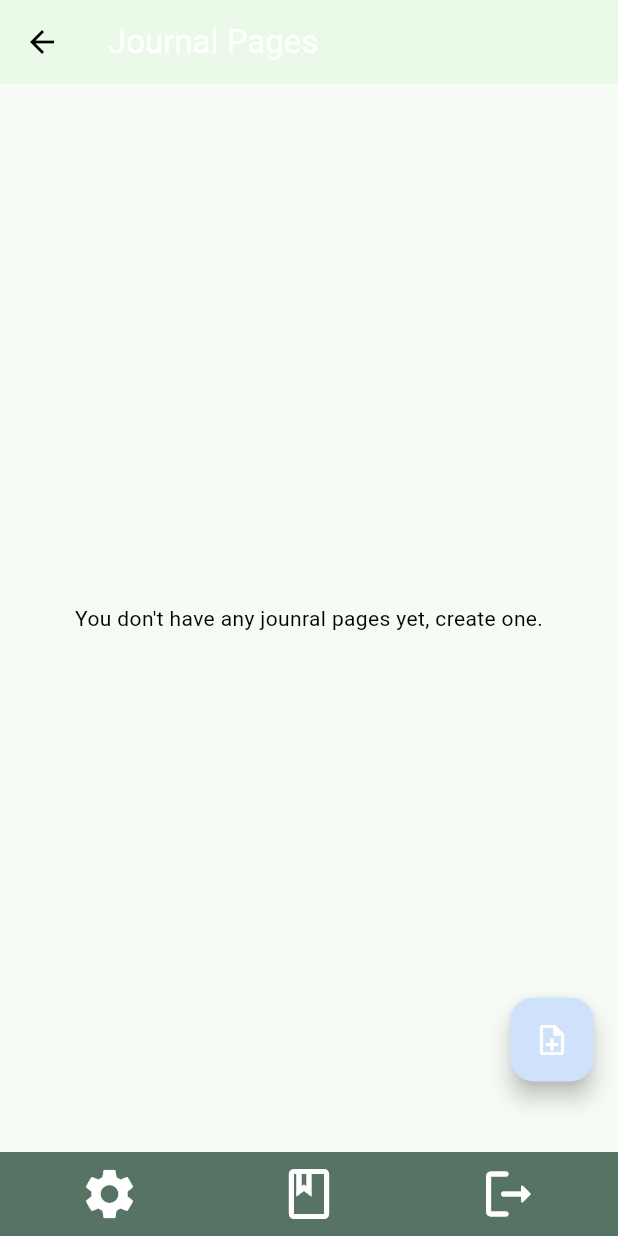
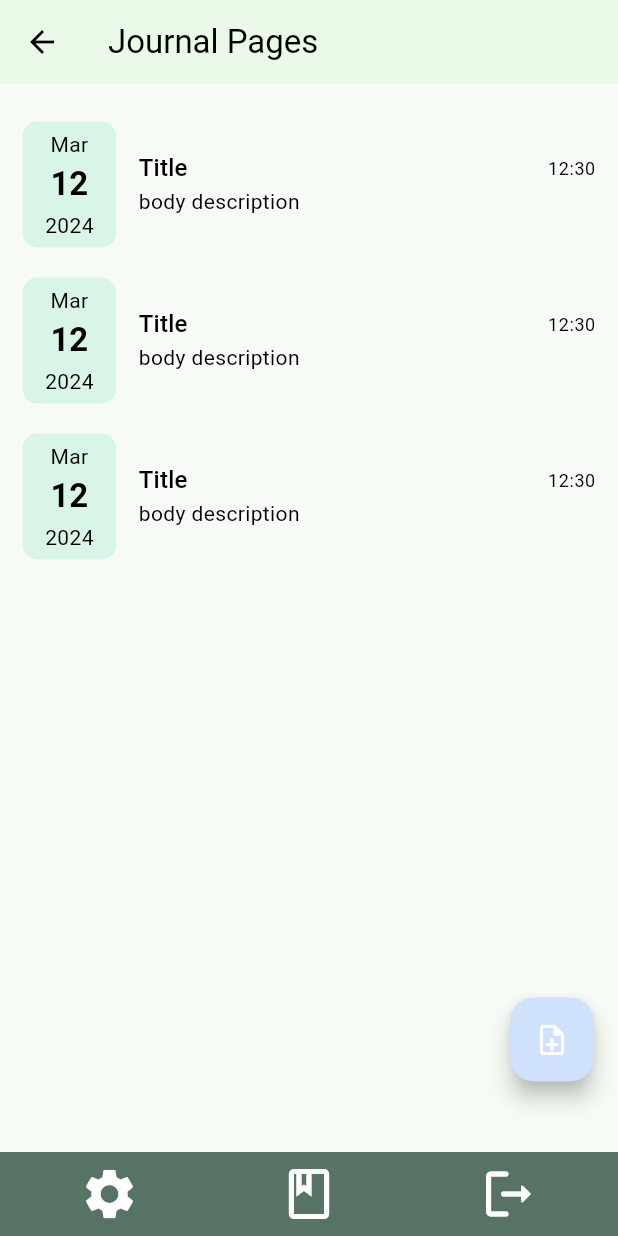
Before and after one commit to Palpeleno/CSC4360MAD_PWs, a Flutter app: the AddPage screen opened directly, after a tap on "Save Page", on a phone screen of 412 x 824 dp. Run offline on Flutter 3.47's test engine with Material 3 defaults, Android fonts, the phone set to English and light mode, and no system bars; our stand-ins replace firebase_auth, firebase_core, google_fonts, sqflite; accounts and stored records are empty.

Commit message:
recreating database and pageclass, added item page entriey for page view so its not empty, moved save button to top

```diff
--- a/katoria_jmt/lib/db/database_provider.dart
+++ /dev/null
@@ -1,57 +0,0 @@
-import 'package:katoria_jmt/view/model/page_model.dart';
-import 'package:path/path.dart';
-import 'package:sqflite/sqflite.dart';
-
-class DatabaseProvider {
-  DatabaseProvider._();
-  static final DatabaseProvider db = DatabaseProvider._();
-  static Database? _database;
-
-  // creating a getter for the the database
-  Future<Database?> get database async {
-    if (_database != null) {
-      return _database;
-    }
-    _database = await initDB();
-    return _database;
-  }
-
-  Future<Database> initDB() async {
-    return openDatabase(join(await getDatabasesPath(), "jornalpage_app.db"),
-        onCreate: (db, version) async {
-      // create journal table
-      await db.execute('''
-        CREATE TABLE page(
-          id INTEGER PRIMARY KEY AUTOINCREMENT,
-          title TEXT,
-          body TEXT,
-          mood TEXT,
-          creation_date TEXT
-
-        ''');
-    }, version: 1);
-  }
-
-  // function to add a new page to the database
-  void addNewPage(PageModel page) async {
-    final db = await database;
-    await db?.insert(
-      "pages",
-      page.toMap(),
-      conflictAlgorithm: ConflictAlgorithm.replace,
-    );
-  }
-
-  //  function to fetch all pages from the database
-  Future<List<PageModel>> getPages() async {
-    final db = await database;
-    var res = await db!.query("page"); // corrected table name
-
-    if (res.isEmpty) {
-      return [];
-    } else {
-      // Map the result to PageModel using fromMap
-      return res.map((page) => PageModel.fromMap(page)).toList();
-    }
-  }
-}
--- a/katoria_jmt/lib/main.dart
+++ b/katoria_jmt/lib/main.dart
@@ -22,6 +22,7 @@ import 'package:path/path.dart';
 import 'package:provider/provider.dart';
 
 void main() async {
+// initialize databse
   WidgetsFlutterBinding.ensureInitialized();
   await Firebase.initializeApp(
     options: FirebaseOptions(
@@ -50,8 +51,8 @@ class MainApp extends StatelessWidget {
       // TODO change in final sprint
       // change home widget for dev ops testing
       theme: Provider.of<ThemeProvider>(context).themeData,
-      home: WelcomeScreen(),
-      // home: MainTabView(),
+      // home: WelcomeScreen(),
+      home: MainTabView(),
 
       // //alternative nagivation for pages
       initialRoute: "/",
--- a/katoria_jmt/lib/view/home/addnewpage_view.dart
+++ b/katoria_jmt/lib/view/home/addnewpage_view.dart
@@ -2,14 +2,14 @@
 
 import 'package:flutter/material.dart';
 // import '../../common/color_extension.dart';
-import 'package:katoria_jmt/db/database_provider.dart';
+import 'package:katoria_jmt/db/page_database.dart';
 import 'package:katoria_jmt/view/home/main_tab_view.dart';
-import 'package:katoria_jmt/view/model/page_model.dart';
+import 'package:katoria_jmt/view/model/page.dart';
 // import '../../common/color_extension.dart';
-import '../../db/database_provider.dart';
+import '../../db/page_database.dart';
 
 class AddPage extends StatefulWidget {
-  final PageModel? page;
+  final MyPage? page;
 
   // ignore: use_super_parameters
   AddPage({Key? key, this.page}) : super(key: key);
@@ -22,39 +22,48 @@ class _AddPageState extends State<AddPage> {
   // defualt mood
   int selectedMood = 5;
 
-  // late int pageID;
-  late String title;
-  late String body;
-  late int mood;
-  late DateTime date;
-
 // input controller
-  TextEditingController titleController = TextEditingController();
-  TextEditingController bodyController = TextEditingController();
-
-  addPage(PageModel page) {
-    DatabaseProvider.db.addNewPage(page);
-    // ignore: avoid_print
-    print("page added succesfully");
-  }
+  final _title = TextEditingController();
+  final _description = TextEditingController();
 
   @override
   Widget build(BuildContext context) {
     return Scaffold(
       appBar: AppBar(
         title: Text("Add new page"),
+        actions: [
+//save button
+          Padding(
+            padding: const EdgeInsets.only(right: 1.0),
+            child: FloatingActionButton.extended(
+              onPressed: () async {
+                setState(() {
+                  // insert(page);
+                });
+
+                await Navigator.pushReplacement(context,
+                    MaterialPageRoute(builder: (context) => MainTabView()));
+              },
+              label: Text("Save Page"),
+              icon: Icon(Icons.save),
+            ),
+          ),
+        ],
       ),
       body: Padding(
         padding: EdgeInsets.symmetric(vertical: 8.0, horizontal: 12.0),
         child: Column(
           children: [
+// title
             TextField(
-              controller: titleController,
+              controller: _title,
               decoration: InputDecoration(
-                  border: InputBorder.none, hintText: "Page Title"),
+                  border: OutlineInputBorder(
+                      borderRadius: BorderRadius.circular(10)),
+                  hintText: "Give me a title"),
               style: TextStyle(fontSize: 28.0, fontWeight: FontWeight.bold),
             ),
-            // mood selection
+// mood selection
             //consdier changing to Expanded widget< Container
             Container(
               margin: EdgeInsets.symmetric(vertical: 6.0),
@@ -79,50 +88,35 @@ class _AddPageState extends State<AddPage> {
                 }),
               ),
             ),
+//Body text editor
             Expanded(
               child: TextField(
-                controller: bodyController,
+                controller: _description,
                 keyboardType: TextInputType.multiline,
                 maxLines: null,
                 decoration: InputDecoration(
-                  border: InputBorder.none,
-                  hintText: "your page",
+                  border: OutlineInputBorder(
+                      borderRadius: BorderRadius.circular(10)),
+                  hintText: "How are you ...",
                 ),
+                maxLength: 1000,
               ),
             )
           ],
         ),
       ),
-      floatingActionButton: FloatingActionButton.extended(
-        onPressed: () async {
-          setState(() {
-            title = titleController.text;
-            body = bodyController.text;
-            mood = selectedMood;
-            date = DateTime.now();
-
-            PageModel page = PageModel(
-              // pageID: pageID,
-              title: title,
-              body: body,
-              mood: mood.toString(),
-              creation_date: date,
-            );
-            addPage(page);
-          });
-          // TODO debug this Navigator of page creation argument
-
-          // main push argument of new page
-          await Navigator.pushReplacement(
-              context, MaterialPageRoute(builder: (context) => MainTabView()));
-        },
-        label: Text("Save Page"),
-        icon: Icon(Icons.save),
-      ),
-      // wrapping for bottom of page, space for bottom navigation bar
       bottomSheet: SizedBox(
         height: 75,
       ),
     );
   }
+
+  // _insertPage() async {
+  //   final page = Page(
+  //       title: _title.text,
+  //       body: _description.text,
+  //       mood: _mood.text,
+  //       createdAt: DateTime.now());
+  //   await PageRepository.insert(page: page);
+  // }
 }
--- /dev/null
+++ b/katoria_jmt/lib/view/home/item_page.dart
@@ -0,0 +1,77 @@
+// ignore_for_file: prefer_const_literals_to_create_immutables, prefer_const_constructors
+
+import 'package:flutter/material.dart';
+import 'package:katoria_jmt/common/color_extension.dart';
+
+class ItemPage extends StatelessWidget {
+  const ItemPage({super.key});
+
+  @override
+  Widget build(BuildContext context) {
+    return Container(
+      margin: EdgeInsets.symmetric(vertical: 10),
+      child: Row(
+        children: [
+          Container(
+            padding: EdgeInsets.symmetric(horizontal: 15, vertical: 5),
+            decoration: BoxDecoration(
+                borderRadius: BorderRadius.circular(10),
+                color: TColor.primaryAlpha),
+            //dumby practice notes in jounral
+            child: Column(
+              children: [
+                Text(
+                  'Mar',
+                  style: TextStyle(color: TColor.tertiaryText),
+                ),
+                SizedBox(height: 3),
+                Text('12',
+                    style: Theme.of(context).textTheme.titleLarge?.copyWith(
+                        color: TColor.tertiaryText,
+                        fontWeight: FontWeight.bold)),
+                SizedBox(height: 3),
+                Text(
+                  '2024',
+                  style: TextStyle(color: TColor.tertiaryText),
+                )
+              ],
+            ),
+          ),
+          SizedBox(width: 15),
+          Expanded(
+              child: Column(
+            crossAxisAlignment: CrossAxisAlignment.start,
+            children: [
+              Row(
+                mainAxisAlignment: MainAxisAlignment.spaceBetween,
+                children: [
+                  Expanded(
+                    child: Text(
+                      'Title',
+                      style: Theme.of(context).textTheme.titleMedium,
+                      maxLines: 1,
+                      overflow: TextOverflow.ellipsis,
+                    ),
+                  ),
+                  Text(
+                    "12:30",
+                    style: Theme.of(context).textTheme.bodySmall,
+                  )
+                ],
+              ),
+              Text(
+                'body description',
+                style: TextStyle(
+                  fontWeight: FontWeight.w400,
+                  height: 1.5,
+                ),
+                maxLines: 3,
+                overflow: TextOverflow.ellipsis,
+              )
+            ],
+          ))
+        ],
+      ),
+    );
+  }
+}
--- a/katoria_jmt/lib/view/home/journal_entries.dart
+++ b/katoria_jmt/lib/view/home/journal_entries.dart
@@ -1,164 +1,50 @@
-// ignore_for_file: prefer_const_constructors, prefer_const_constructors_in_immutables, use_key_in_widget_constructors
+// ignore_for_file: sort_child_properties_last, prefer_const_literals_to_create_immutables, prefer_const_constructors, use_key_in_widget_constructors, prefer_const_constructors_in_immutables
 
 import 'package:flutter/material.dart';
-// ignore: unused_import
 import 'package:katoria_jmt/common/color_extension.dart';
-import 'package:katoria_jmt/db/database_provider.dart';
+import 'package:katoria_jmt/db/page_database.dart';
 import 'package:katoria_jmt/view/home/addnewpage_view.dart';
-import 'package:katoria_jmt/view/model/page_model.dart';
-// import 'package:sqflite/sqflite.dart';
+import 'package:katoria_jmt/view/home/item_page.dart';
+import 'package:katoria_jmt/view/model/page.dart';
 
 class JounralView extends StatelessWidget {
   JounralView({Key? key});
 
-  Future<List<PageModel>> getPages() async {
-    final page = await DatabaseProvider.db.getPages();
-    return page;
-  }
-
   @override
   Widget build(BuildContext context) {
-    final ModalRoute<Object?> page =
-        ModalRoute.of(context) as ModalRoute<Object?>;
     return Scaffold(
       appBar: AppBar(
-        title: const Text(
+        title: Text(
           "Journal Pages",
-          style: TextStyle(color: Colors.white),
+          style: TextStyle(color: TColor.tertiaryText),
         ),
         backgroundColor: Theme.of(context).colorScheme.onBackground,
       ),
       backgroundColor: Theme.of(context).colorScheme.background,
-      body: FutureBuilder<List<PageModel>>(
-        future: getPages(),
-        builder: (context, pageData) {
-          switch (pageData.connectionState) {
-            case ConnectionState.waiting:
-              {
-                return Center(child: CircularProgressIndicator());
-              }
-            case ConnectionState.done:
-              {
-                // ignore: unrelated_type_equality_checks
-                if (pageData.data == null || pageData.data!.isEmpty) {
-                  return Center(
-                    child: Text(
-                        "You don't have any jounral pages yet, create one."),
-                  );
-                } else {
-                  return Padding(
-                    padding: EdgeInsets.all(8.0),
-                    child: ListView.builder(
-                      itemCount: pageData.data!.length,
-                      itemBuilder: (context, index) {
-                        PageModel page = pageData.data![index];
-                        return Card(
-                          child: ListTile(
-                            title: Text(page.title),
-                            subtitle: Text(page.body),
-                          ),
-                        );
-                      },
-                    ),
-                  );
-                }
-              }
-            default:
-              return Center(
-                child: Text(
-                    "Unexpected connection state: ${pageData.connectionState}"),
-              );
-          }
-        },
+
+      //  new body
+      body: ListView(
+        padding: EdgeInsets.all(15),
+        children: [
+          ItemPage(),
+          ItemPage(),
+          ItemPage(),
+        ],
       ),
+
       floatingActionButton: FloatingActionButton(
-        child: Icon(Icons.note_add_outlined),
         onPressed: () {
           Navigator.push(
             context,
             MaterialPageRoute(builder: (context) => AddPage()),
           );
         },
+        child: Icon(Icons.note_add_outlined),
       ),
+
       bottomSheet: SizedBox(
         height: 75,
       ),
     );
   }
 }
-
-
-// class JounralView extends StatelessWidget {
-//   Future<List<PageModel>> getPages() async {
-//     final page = await DatabaseProvider.db.getPages();
-//     return page;
-//   }
-
-//   @override
-//   Widget build(BuildContext context) {
-//     return Scaffold(
-//       appBar: AppBar(
-//         title: const Text(
-//           "Journal Pages",
-//           style: TextStyle(color: Colors.white),
-//         ),
-//         backgroundColor: Theme.of(context).colorScheme.onBackground,
-//       ),
-//       backgroundColor: Theme.of(context).colorScheme.background,
-//       body: FutureBuilder<List<PageModel>>(
-//         future: getPages(),
-//         builder: (context, pageData) {
-//           switch (pageData.connectionState) {
-//             case ConnectionState.waiting:
-//               {
-//                 return Center(child: CircularProgressIndicator());
-//               }
-//             case ConnectionState.done:
-//               {
-//                 if (pageData.data == null || pageData.data!.isEmpty) {
-//                   return Center(
-//                     child: Text(
-//                         "You don't have any jounral pages yet, create one."),
-//                   );
-//                 } else {
-//                   return Padding(
-//                     padding: EdgeInsets.all(8.0),
-//                     child: ListView.builder(
-//                       itemCount: pageData.data!.length,
-//                       itemBuilder: (context, index) {
-//                         PageModel page = pageData.data![index];
-//                         return Card(
-//                           child: ListTile(
-//                             title: Text(page.title),
-//                             subtitle: Text(page.body),
-//                           ),
-//                         );
-//                       },
-//                     ),
-//                   );
-//                 }
-//               }
-
-//             default:
-//               return Center(
-//                 child: Text(
-//                     "Unexpected connection state: ${pageData.connectionState}"),
-//               );
-//           }
-//         },
-//       ),
-//       floatingActionButton: FloatingActionButton(
-//         child: Icon(Icons.note_add_outlined),
-//         onPressed: () {
-//           Navigator.push(
-//             context,
-//             MaterialPageRoute(builder: (context) => AddPage()),
-//           );
-//         },
-//       ),
-//       bottomSheet: SizedBox(
-//         height: 75,
-//       ),
-//     );
-//   }
-// }
--- /dev/null
+++ b/katoria_jmt/lib/view/model/page.dart
@@ -0,0 +1,40 @@
+class MyPage {
+  //nullable id
+  int? id;
+  String title, description;
+  String mood;
+  // String imgRep;
+  DateTime createdAt;
+
+  MyPage(
+      {this.id,
+      // attributes must be passed to MyPage object
+      required this.title,
+      required this.description,
+      required this.mood,
+      // required this.imgRep,
+      required this.createdAt});
+
+// function to create MyPage items into a map
+  Map<String, dynamic> toMap() {
+    return ({
+      "title": title,
+      "description": description,
+      "mood": mood,
+      // "imgRep": imgRep,
+      "creation_date": createdAt.toString(),
+    });
+  }
+
+// Convert Map to MyPage
+  factory MyPage.fromMap(Map<String, dynamic> map) {
+    return MyPage(
+      // pageID: map['pageID'],
+      title: map['title'],
+      description: map['description'],
+      mood: map['mood'],
+      // imgRep: map['imgRep'],
+      createdAt: DateTime.parse(map['creation_date']),
+    );
+  }
+}
--- a/katoria_jmt/lib/view/model/page_model.dart
+++ /dev/null
@@ -1,41 +0,0 @@
-class PageModel {
-  // int pageID;
-  String title;
-  String body;
-  String mood;
-  // String imgRep;
-  DateTime creation_date;
-
-  PageModel(
-      {
-      //required this.pageID,
-      required this.title,
-      required this.body,
-      required this.mood,
-      // required this.imgRep,
-      required this.creation_date});
-
-// function to create PageModel items into a map
-  Map<String, dynamic> toMap() {
-    return ({
-      // "pageID": pageID,
-      "title": title,
-      "body": body,
-      "mood": mood,
-      // "imgRep": imgRep,
-      "creation_date": creation_date.toIso8601String(),
-    });
-  }
-
-// Convert Map to PageModel
-  factory PageModel.fromMap(Map<String, dynamic> map) {
-    return PageModel(
-      // pageID: map['pageID'],
-      title: map['title'],
-      body: map['body'],
-      mood: map['mood'],
-      // imgRep: map['imgRep'],
-      creation_date: DateTime.parse(map['creation_date']),
-    );
-  }
-}
```
Also changed, not shown: katoria_jmt/lib/db/page_database.dart (added, +53 -0 lines), katoria_jmt/lib/view/home/newpage_view.dart (deleted, +0 -43 lines).
